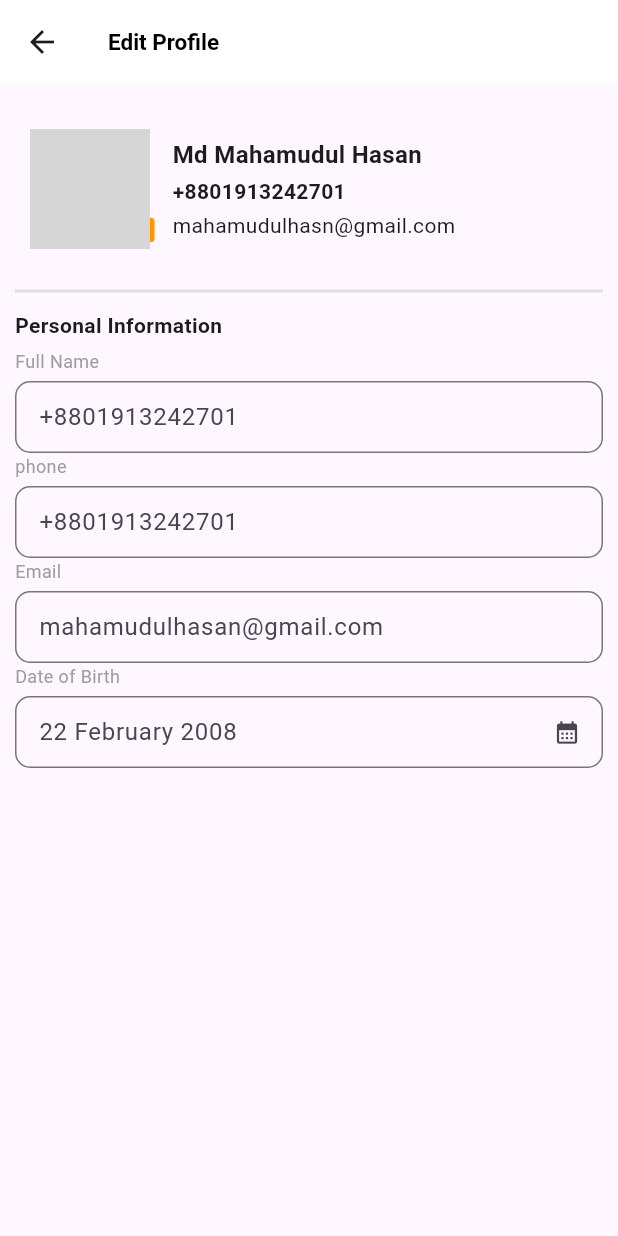
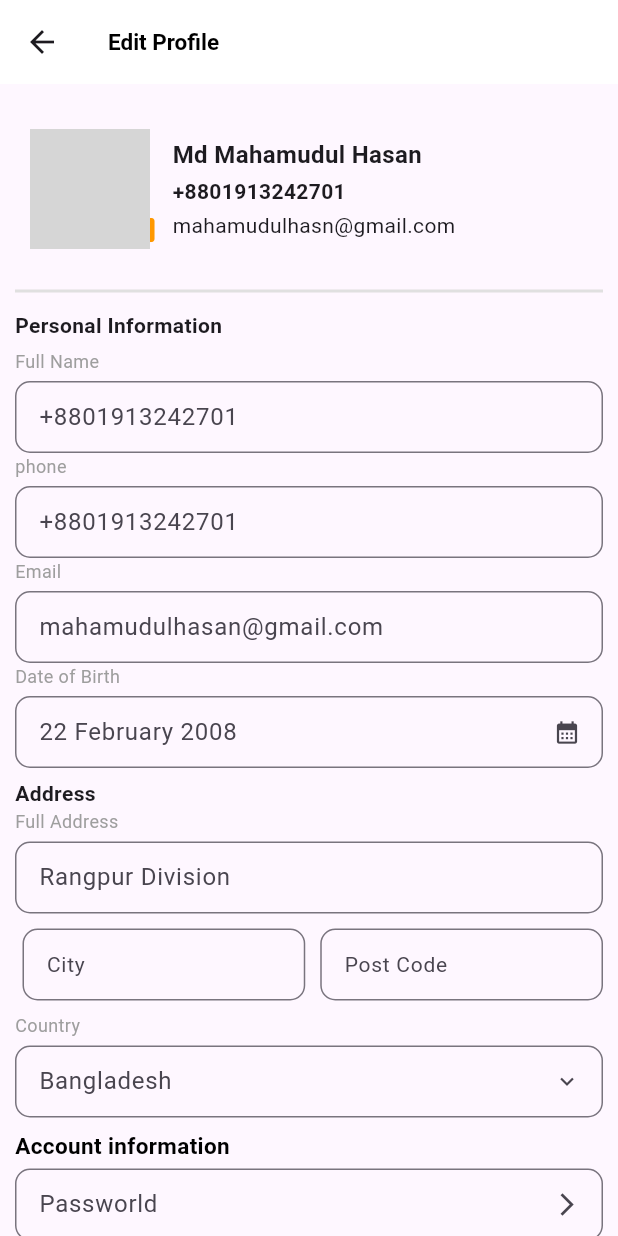
Before and after one commit to mahamudulhasan12/Dokani-Bahe, a Flutter app: the EditProfileScreen screen opened directly, on a phone screen of 412 x 824 dp. Run offline on Flutter 3.47's test engine with Material 3 defaults, Android fonts, the phone set to English and light mode, and no system bars; our stand-ins replace carousel_slider, curved_navigation_bar, percent_indicator; network calls fail; grey boxes are pictures that could not be loaded.

Commit message:
edit profile

```diff
--- a/lib/custom widget/my_text.dart
+++ b/lib/custom widget/my_text.dart
@@ -1,13 +1,14 @@
 import 'package:flutter/material.dart';
 
 class MyText extends StatelessWidget {
-  const MyText({super.key,required this.text,this.fontSize,this.fontWeight,this.colors,this.overflow, this.decoration});
+  const MyText({super.key,required this.text,this.fontSize,this.fontWeight,this.colors,this.overflow, this.decoration, this.letterSpacing});
   final String text;
   final double ? fontSize;
   final FontWeight ? fontWeight;
   final Color ? colors;
   final TextOverflow ? overflow;
   final TextDecoration ? decoration;
+  final double ? letterSpacing;
   @override
   Widget build(BuildContext context) {
     return Text(text,style: TextStyle(
@@ -16,6 +17,7 @@
       color: colors,
       overflow: overflow,
       decoration: decoration,
+      letterSpacing: letterSpacing,
     ),);
   }
 }
--- a/lib/registation/my_account/Edit Profile/edit_profile_screen.dart
+++ b/lib/registation/my_account/Edit Profile/edit_profile_screen.dart
@@ -1,5 +1,6 @@
 import 'package:dokani_bahe/custom%20widget/my-textfeild.dart';
 import 'package:dokani_bahe/custom%20widget/my_appbar.dart';
+import 'package:dokani_bahe/custom%20widget/my_button.dart';
 import 'package:dokani_bahe/custom%20widget/my_text.dart';
 import 'package:flutter/material.dart';
 
@@ -23,7 +24,7 @@
   TextEditingController country = TextEditingController();
   TextEditingController password = TextEditingController();
 
-  Future<void>  selectDate() async {
+  Future<void> selectDate() async {
     DateTime? pickDate = await showDatePicker(
       context: context,
       // initialDate: DateTime.now(),
@@ -134,10 +135,69 @@
                 onTab: selectDate,
                 readOnly: true,
                 isDense: true,
-                hintText: "22 February 2008",suffiIcon: Icon(Icons.calendar_month),
+                hintText: "22 February 2008",
+                suffiIcon: Icon(Icons.calendar_month),
+              ),
+              SizedBox(height: 7),
+              MyText(text: "Address", fontWeight: FontWeight.bold),
+              MyText(text: "Full Address", fontSize: 12, colors: Colors.grey),
+              SizedBox(height: 5),
+              MyTextfeild(
+                controller: address,
+                isDense: true,
+                hintText: "Rangpur Division",
               ),
             ],
           ),
+          SizedBox(height: 10),
+          Row(
+            spacing: 5,
+            children: [
+              SizedBox(height: 5),
+              Expanded(
+                child: MyTextfeild(
+                  controller: city,
+                  isDense: true,
+                  label: MyText(text: "City"),
+                  hintText: "Rangpur",
+                ),
+              ),
+              SizedBox(height: 5),
+              Expanded(
+                child: MyTextfeild(
+                  controller: postalCode,
+                  label: MyText(text: "Post Code"),
+                  isDense: true,
+                  hintText: "1230",
+                ),
+              ),
+            ],
+          ),
+          SizedBox(height: 8),
+          MyText(text: "Country", fontSize: 12, colors: Colors.grey),
+          SizedBox(height: 5),
+          MyTextfeild(
+            controller: country,
+            isDense: true,
+            hintText: "Bangladesh",
+            suffiIcon: Icon(Icons.keyboard_arrow_down_outlined),
+          ),
+          SizedBox(height: 8),
+          MyText(text: "Account information", fontSize: 15, colors: Colors.black,fontWeight: FontWeight.bold,),
+          SizedBox(height: 5),
+          MyTextfeild(
+            controller: password,
+            isDense: true,
+            hintText: "Passworld",
+            suffiIcon: Icon(Icons.arrow_forward_ios_outlined),
+          ),
+          SizedBox(height: 10,),
+          MyButton(
+            onTab: (){
+
+            },
+            child: MyText(text: "Save Changes",colors: Colors.white,fontWeight: FontWeight.bold,fontSize: 16,letterSpacing: 2,),
+          )
         ],
       ),
     );
```
